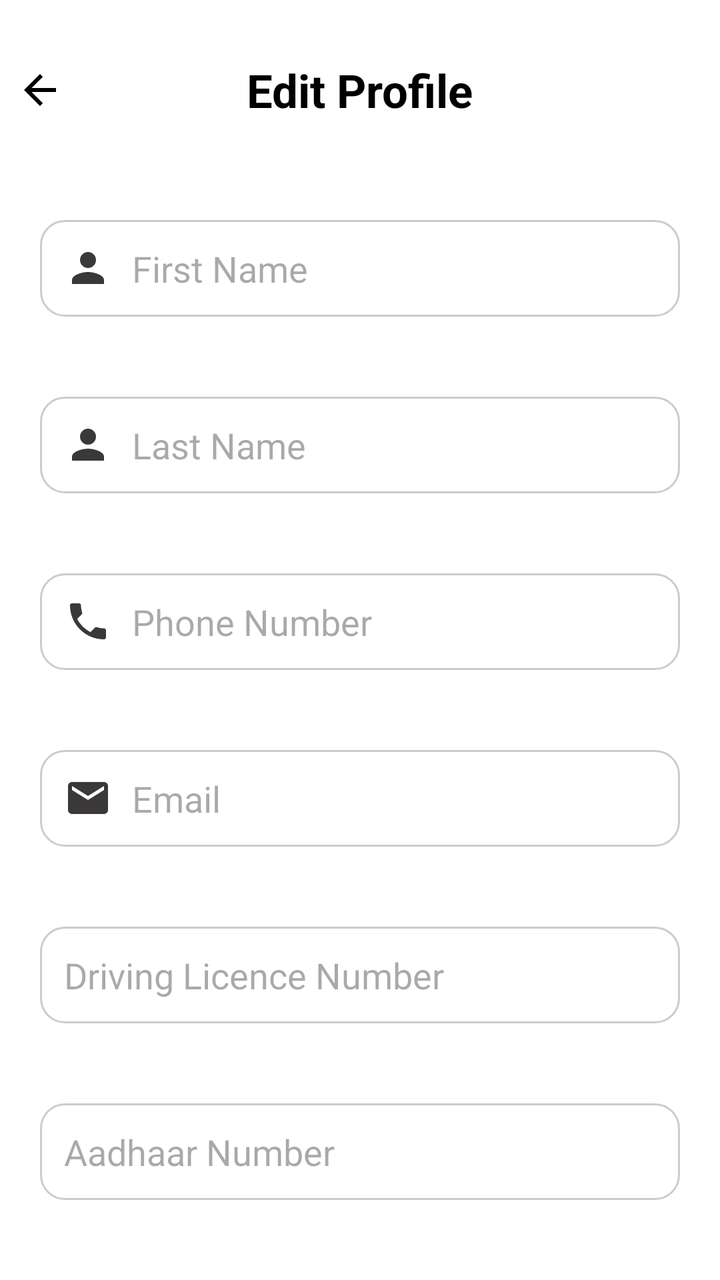
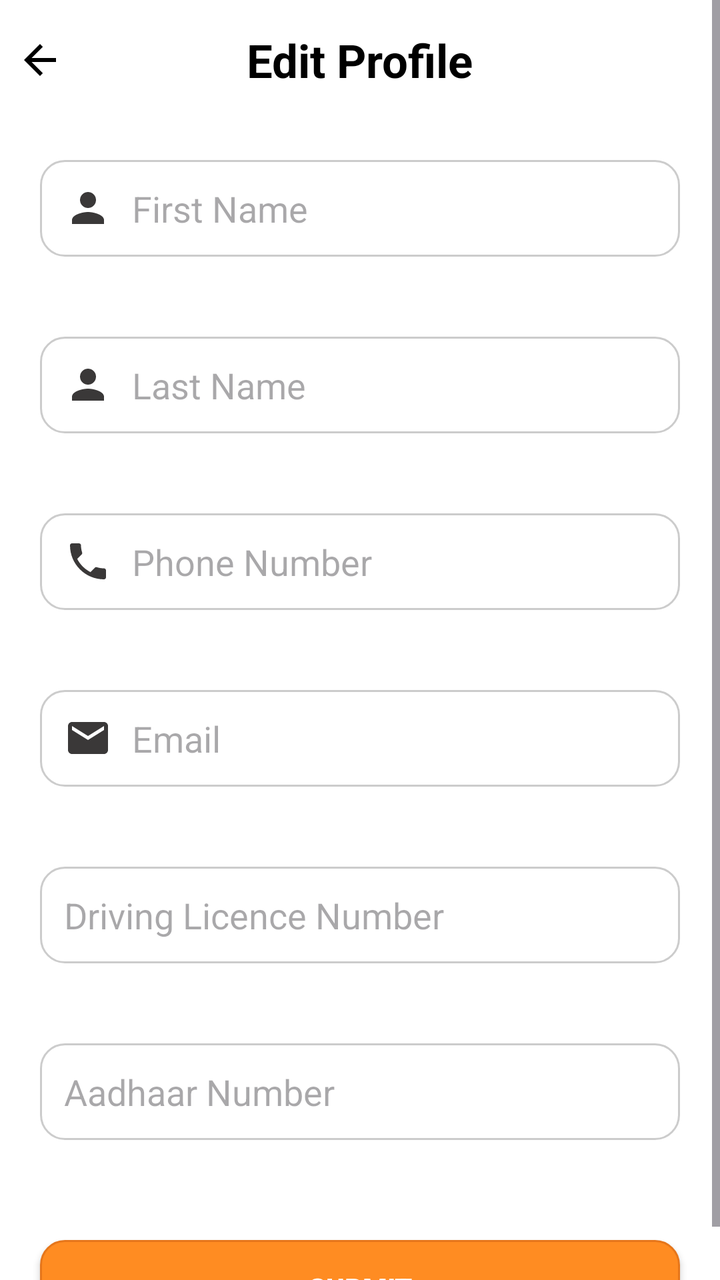

An Android layout rendered at two revisions. The XML below is the earlier revision; the diff shows what the commit changed to produce the second picture.
<!-- AndroidManifest.xml: application theme Theme.B2CDeliveryApp -->
<!-- res/layout/fragment_edit_profile.xml -->
<?xml version="1.0" encoding="utf-8"?>
<LinearLayout xmlns:android="http://schemas.android.com/apk/res/android"
    xmlns:app="http://schemas.android.com/apk/res-auto"
    android:layout_width="match_parent"
    android:layout_height="match_parent"
    android:orientation="vertical"
    android:background="@color/white">

    
    <FrameLayout
        android:layout_width="match_parent"
        android:layout_height="wrap_content"
        android:paddingVertical="25dp"
        android:background="@color/white">

        
        <ImageView
            android:id="@+id/aadharBackButton"
            android:layout_width="wrap_content"
            android:layout_height="wrap_content"
            android:padding="8dp"
            android:scaleType="center"
            android:src="@drawable/baseline_arrow_back_black"
            android:layout_gravity="start|center_vertical"
            app:tint="@color/black" />

        
        <TextView
            android:id="@+id/titleText"
            android:layout_width="wrap_content"
            android:layout_height="wrap_content"
            android:layout_gravity="center"
            android:text="Edit Profile"
            android:textColor="@android:color/black"
            android:textSize="23sp"
            android:textStyle="bold" />
    </FrameLayout>

    
    <EditText
        android:id="@+id/etFirstName"
        android:layout_width="match_parent"
        android:layout_height="wrap_content"
        android:hint="First Name"
        android:layout_margin="20dp"
        android:drawableStart="@drawable/person_edit"
        android:drawablePadding="10dp"
        android:drawableTint="#3A3838"
        android:padding="12dp"
        android:inputType="textPersonName"
        android:background="@drawable/edt_background" />

    
    <EditText
        android:id="@+id/etLastName"
        android:layout_width="match_parent"
        android:layout_height="wrap_content"
        android:hint="Last Name"
        android:layout_margin="20dp"
        android:drawableStart="@drawable/person_edit"
        android:drawablePadding="10dp"
        android:drawableTint="#3A3838"
        android:padding="12dp"
        android:inputType="textPersonName"
        android:background="@drawable/edt_background" />

    
    <EditText
        android:id="@+id/etPhone"
        android:layout_width="match_parent"
        android:layout_height="wrap_content"
        android:hint="Phone Number"
        android:layout_margin="20dp"
        android:drawableStart="@drawable/baseline_phone_24"
        android:drawablePadding="10dp"
        android:drawableTint="#3A3838"
        android:padding="12dp"
        android:inputType="phone"
        android:background="@drawable/edt_background" />

    
    <EditText
        android:id="@+id/etEmail"
        android:layout_width="match_parent"
        android:layout_height="wrap_content"
        android:hint="Email"
        android:layout_margin="20dp"
        android:drawableStart="@drawable/baseline_email_24"
        android:drawablePadding="10dp"
        android:drawableTint="#3A3838"
        android:inputType="textEmailAddress"
        android:padding="12dp"
        android:background="@drawable/edt_background" />

    
    <EditText
        android:id="@+id/etDl"
        android:layout_width="match_parent"
        android:layout_height="wrap_content"
        android:hint="Driving Licence Number"
        android:layout_margin="20dp"
        android:drawablePadding="10dp"
        android:drawableTint="#3A3838"
        android:padding="12dp"
        android:inputType="text"
        android:background="@drawable/edt_background" />

    
    <EditText
        android:id="@+id/etAadhaar"
        android:layout_width="match_parent"
        android:layout_height="wrap_content"
        android:hint="Aadhaar Number"
        android:layout_margin="20dp"
        android:drawablePadding="10dp"
        android:drawableTint="#3A3838"
        android:padding="12dp"
        android:inputType="number"
        android:background="@drawable/edt_background" />

    
    <androidx.appcompat.widget.AppCompatButton
        android:id="@+id/btnSave"
        android:layout_width="match_parent"
        android:layout_height="wrap_content"
        android:text="Submit"
        android:textStyle="bold"
        android:textColor="#FFFFFF"
        android:background="@drawable/edit_background_button"
        android:elevation="4dp"
        android:paddingVertical="12dp"
        android:paddingHorizontal="20dp"
        android:layout_marginTop="30dp"
        android:layout_marginHorizontal="20dp"/>


</LinearLayout>
<!-- resources referenced by this layout -->
<resources>
  <color name="black">#FF000000</color>
  <color name="white">#FFFFFFFF</color>
  <!-- drawable baseline_arrow_back_black (drawable) -->
  <vector xmlns:android="http://schemas.android.com/apk/res/android"
      android:autoMirrored="true"
      android:height="24dp"
      android:viewportHeight="24"
      android:viewportWidth="24"
      android:width="24dp">
  
      <path
          android:fillColor="?attr/colorControlNormal"
          android:pathData="M20,11H7.83l5.59,-5.59L12,4l-8,8 8,8 1.41,-1.41L7.83,13H20v-2z" />
  </vector>
  <!-- drawable baseline_email_24 (drawable) -->
  <vector xmlns:android="http://schemas.android.com/apk/res/android" android:height="24dp" android:tint="@color/black" android:viewportHeight="24" android:viewportWidth="24" android:width="24dp">
        
      <path android:fillColor="@android:color/white" android:pathData="M20,4L4,4c-1.1,0 -1.99,0.9 -1.99,2L2,18c0,1.1 0.9,2 2,2h16c1.1,0 2,-0.9 2,-2L22,6c0,-1.1 -0.9,-2 -2,-2zM20,8l-8,5 -8,-5L4,6l8,5 8,-5v2z"/>
      
  </vector>
  <!-- drawable baseline_phone_24 (drawable) -->
  <vector xmlns:android="http://schemas.android.com/apk/res/android" android:height="24dp" android:tint="#111110" android:viewportHeight="24" android:viewportWidth="24" android:width="24dp">
        
      <path android:fillColor="@android:color/white" android:pathData="M6.62,10.79c1.44,2.83 3.76,5.14 6.59,6.59l2.2,-2.2c0.27,-0.27 0.67,-0.36 1.02,-0.24 1.12,0.37 2.33,0.57 3.57,0.57 0.55,0 1,0.45 1,1V20c0,0.55 -0.45,1 -1,1 -9.39,0 -17,-7.61 -17,-17 0,-0.55 0.45,-1 1,-1h3.5c0.55,0 1,0.45 1,1 0,1.25 0.2,2.45 0.57,3.57 0.11,0.35 0.03,0.74 -0.25,1.02l-2.2,2.2z"/>
      
  </vector>
  <!-- drawable edit_background_button (drawable) -->
  <?xml version="1.0" encoding="utf-8"?>
  <shape xmlns:android="http://schemas.android.com/apk/res/android"
      android:shape="rectangle">
  
      <solid android:color="#FF8C22"/>
      <corners android:radius="12dp" />
      <stroke android:width="1dp" android:color="#E6761B" />
  </shape>
  <!-- drawable edt_background (drawable) -->
  <?xml version="1.0" encoding="utf-8"?>
  <shape xmlns:android="http://schemas.android.com/apk/res/android"
      android:shape="rectangle">
  
      <solid android:color="#FFFFFF" />
      <stroke android:width="1dp" android:color="#CCCCCC" />
      <corners android:radius="12dp" />
      <padding
          android:left="12dp"
          android:top="8dp"
          android:right="12dp"
          android:bottom="8dp" />
  
  </shape>
  <!-- drawable person_edit (drawable) -->
  <vector xmlns:android="http://schemas.android.com/apk/res/android" android:height="24dp" android:tint="#070404" android:viewportHeight="24" android:viewportWidth="24" android:width="24dp">
        
      <path android:fillColor="@android:color/white" android:pathData="M12,12c2.21,0 4,-1.79 4,-4s-1.79,-4 -4,-4 -4,1.79 -4,4 1.79,4 4,4zM12,14c-2.67,0 -8,1.34 -8,4v2h16v-2c0,-2.66 -5.33,-4 -8,-4z"/>
      
  </vector>
  <style name="Theme.B2CDeliveryApp" parent="Base.Theme.B2CDeliveryApp">
          <item name="android:windowTranslucentStatus">true</item>
          <item name="android:statusBarColor">@android:color/transparent</item>
      </style>
  <style name="Base.Theme.B2CDeliveryApp" parent="Theme.Material3.Light.NoActionBar">
          
          
      </style>
</resources>

<!-- the commit's change to res/layout/fragment_edit_profile.xml (unified diff, before → after) -->
@@ -1,137 +1,142 @@
 <?xml version="1.0" encoding="utf-8"?>
-<LinearLayout xmlns:android="http://schemas.android.com/apk/res/android"
+<ScrollView xmlns:android="http://schemas.android.com/apk/res/android"
     xmlns:app="http://schemas.android.com/apk/res-auto"
     android:layout_width="match_parent"
     android:layout_height="match_parent"
-    android:orientation="vertical"
+    android:fillViewport="true"
     android:background="@color/white">
 
-    
-    <FrameLayout
+    <LinearLayout
         android:layout_width="match_parent"
         android:layout_height="wrap_content"
-        android:paddingVertical="25dp"
-        android:background="@color/white">
+        android:orientation="vertical">
 
         
-        <ImageView
-            android:id="@+id/aadharBackButton"
-            android:layout_width="wrap_content"
+        <FrameLayout
+            android:layout_width="match_parent"
             android:layout_height="wrap_content"
-            android:padding="8dp"
-            android:scaleType="center"
-            android:src="@drawable/baseline_arrow_back_black"
-            android:layout_gravity="start|center_vertical"
-            app:tint="@color/black" />
+            android:paddingVertical="10dp"
+            android:background="@color/white">
+
+            
+            <ImageView
+                android:id="@+id/aadharBackButton"
+                android:layout_width="wrap_content"
+                android:layout_height="wrap_content"
+                android:padding="8dp"
+                android:scaleType="center"
+                android:src="@drawable/baseline_arrow_back_black"
+                android:layout_gravity="start|center_vertical"
+                app:tint="@color/black" />
+
+            
+            <TextView
+                android:id="@+id/titleText"
+                android:layout_width="wrap_content"
+                android:layout_height="wrap_content"
+                android:layout_gravity="center"
+                android:text="Edit Profile"
+                android:textColor="@android:color/black"
+                android:textSize="23sp"
+                android:textStyle="bold" />
+        </FrameLayout>
 
         
-        <TextView
-            android:id="@+id/titleText"
-            android:layout_width="wrap_content"
+        <EditText
+            android:id="@+id/etFirstName"
+            android:layout_width="match_parent"
             android:layout_height="wrap_content"
-            android:layout_gravity="center"
-            android:text="Edit Profile"
-            android:textColor="@android:color/black"
-            android:textSize="23sp"
-            android:textStyle="bold" />
-    </FrameLayout>
+            android:hint="First Name"
+            android:layout_margin="20dp"
+            android:drawableStart="@drawable/person_edit"
+            android:drawablePadding="10dp"
+            android:drawableTint="#3A3838"
+            android:padding="12dp"
+            android:inputType="textPersonName"
+            android:background="@drawable/edt_background" />
 
-    
-    <EditText
-        android:id="@+id/etFirstName"
-        android:layout_width="match_parent"
-        android:layout_height="wrap_content"
-        android:hint="First Name"
-        android:layout_margin="20dp"
-        android:drawableStart="@drawable/person_edit"
-        android:drawablePadding="10dp"
-        android:drawableTint="#3A3838"
-        android:padding="12dp"
-        android:inputType="textPersonName"
-        android:background="@drawable/edt_background" />
+        
+        <EditText
+            android:id="@+id/etLastName"
+            android:layout_width="match_parent"
+            android:layout_height="wrap_content"
+            android:hint="Last Name"
+            android:layout_margin="20dp"
+            android:drawableStart="@drawable/person_edit"
+            android:drawablePadding="10dp"
+            android:drawableTint="#3A3838"
+            android:padding="12dp"
+            android:inputType="textPersonName"
+            android:background="@drawable/edt_background" />
 
-    
-    <EditText
-        android:id="@+id/etLastName"
-        android:layout_width="match_parent"
-        android:layout_height="wrap_content"
-        android:hint="Last Name"
-        android:layout_margin="20dp"
-        android:drawableStart="@drawable/person_edit"
-        android:drawablePadding="10dp"
-        android:drawableTint="#3A3838"
-        android:padding="12dp"
-        android:inputType="textPersonName"
-        android:background="@drawable/edt_background" />
+        
+        <EditText
+            android:id="@+id/etPhone"
+            android:layout_width="match_parent"
+            android:layout_height="wrap_content"
+            android:hint="Phone Number"
+            android:layout_margin="20dp"
+            android:drawableStart="@drawable/baseline_phone_24"
+            android:drawablePadding="10dp"
+            android:drawableTint="#3A3838"
+            android:padding="12dp"
+            android:inputType="phone"
+            android:background="@drawable/edt_background" />
 
-    
-    <EditText
-        android:id="@+id/etPhone"
-        android:layout_width="match_parent"
-        android:layout_height="wrap_content"
-        android:hint="Phone Number"
-        android:layout_margin="20dp"
-        android:drawableStart="@drawable/baseline_phone_24"
-        android:drawablePadding="10dp"
-        android:drawableTint="#3A3838"
-        android:padding="12dp"
-        android:inputType="phone"
-        android:background="@drawable/edt_background" />
+        
+        <EditText
+            android:id="@+id/etEmail"
+            android:layout_width="match_parent"
+            android:layout_height="wrap_content"
+            android:hint="Email"
+            android:layout_margin="20dp"
+            android:drawableStart="@drawable/baseline_email_24"
+            android:drawablePadding="10dp"
+            android:drawableTint="#3A3838"
+            android:inputType="textEmailAddress"
+            android:padding="12dp"
+            android:background="@drawable/edt_background" />
 
-    
-    <EditText
-        android:id="@+id/etEmail"
-        android:layout_width="match_parent"
-        android:layout_height="wrap_content"
-        android:hint="Email"
-        android:layout_margin="20dp"
-        android:drawableStart="@drawable/baseline_email_24"
-        android:drawablePadding="10dp"
-        android:drawableTint="#3A3838"
-        android:inputType="textEmailAddress"
-        android:padding="12dp"
-        android:background="@drawable/edt_background" />
+        
+        <EditText
+            android:id="@+id/etDl"
+            android:layout_width="match_parent"
+            android:layout_height="wrap_content"
+            android:hint="Driving Licence Number"
+            android:layout_margin="20dp"
+            android:drawablePadding="10dp"
+            android:drawableTint="#3A3838"
+            android:padding="12dp"
+            android:inputType="text"
+            android:background="@drawable/edt_background" />
 
-    
-    <EditText
-        android:id="@+id/etDl"
-        android:layout_width="match_parent"
-        android:layout_height="wrap_content"
-        android:hint="Driving Licence Number"
-        android:layout_margin="20dp"
-        android:drawablePadding="10dp"
-        android:drawableTint="#3A3838"
-        android:padding="12dp"
-        android:inputType="text"
-        android:background="@drawable/edt_background" />
+        
+        <EditText
+            android:id="@+id/etAadhaar"
+            android:layout_width="match_parent"
+            android:layout_height="wrap_content"
+            android:hint="Aadhaar Number"
+            android:layout_margin="20dp"
+            android:drawablePadding="10dp"
+            android:drawableTint="#3A3838"
+            android:padding="12dp"
+            android:inputType="number"
+            android:background="@drawable/edt_background" />
 
-    
-    <EditText
-        android:id="@+id/etAadhaar"
-        android:layout_width="match_parent"
-        android:layout_height="wrap_content"
-        android:hint="Aadhaar Number"
-        android:layout_margin="20dp"
-        android:drawablePadding="10dp"
-        android:drawableTint="#3A3838"
-        android:padding="12dp"
-        android:inputType="number"
-        android:background="@drawable/edt_background" />
+        
+        <androidx.appcompat.widget.AppCompatButton
+            android:id="@+id/btnSave"
+            android:layout_width="match_parent"
+            android:layout_height="wrap_content"
+            android:text="Submit"
+            android:textStyle="bold"
+            android:textColor="#FFFFFF"
+            android:background="@drawable/edit_background_button"
+            android:elevation="4dp"
+            android:paddingVertical="10dp"
+            android:paddingHorizontal="20dp"
+            android:layout_marginTop="30dp"
+            android:layout_marginHorizontal="20dp" />
 
-    
-    <androidx.appcompat.widget.AppCompatButton
-        android:id="@+id/btnSave"
-        android:layout_width="match_parent"
-        android:layout_height="wrap_content"
-        android:text="Submit"
-        android:textStyle="bold"
-        android:textColor="#FFFFFF"
-        android:background="@drawable/edit_background_button"
-        android:elevation="4dp"
-        android:paddingVertical="12dp"
-        android:paddingHorizontal="20dp"
-        android:layout_marginTop="30dp"
-        android:layout_marginHorizontal="20dp"/>
-
-
-</LinearLayout>
+    </LinearLayout>
+</ScrollView>
